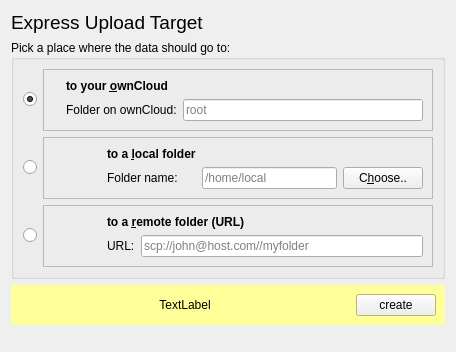
nextcloud/desktop, file src/mirall/folderwizardtargetpage.ui: the form before one commit.
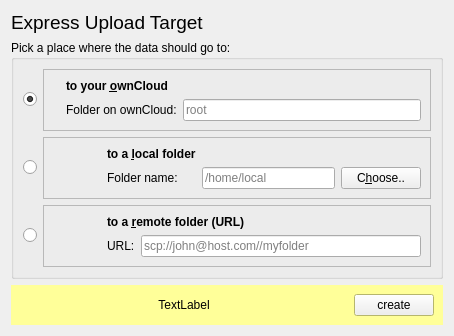
The form after the commit. Icons and pictures are not drawn.

```diff
--- a/src/mirall/folderwizardtargetpage.ui
+++ b/src/mirall/folderwizardtargetpage.ui
@@ -6,8 +6,8 @@
    <rect>
     <x>0</x>
     <y>0</y>
-    <width>456</width>
-    <height>352</height>
+    <width>454</width>
+    <height>321</height>
    </rect>
   </property>
   <property name="windowTitle">
```
